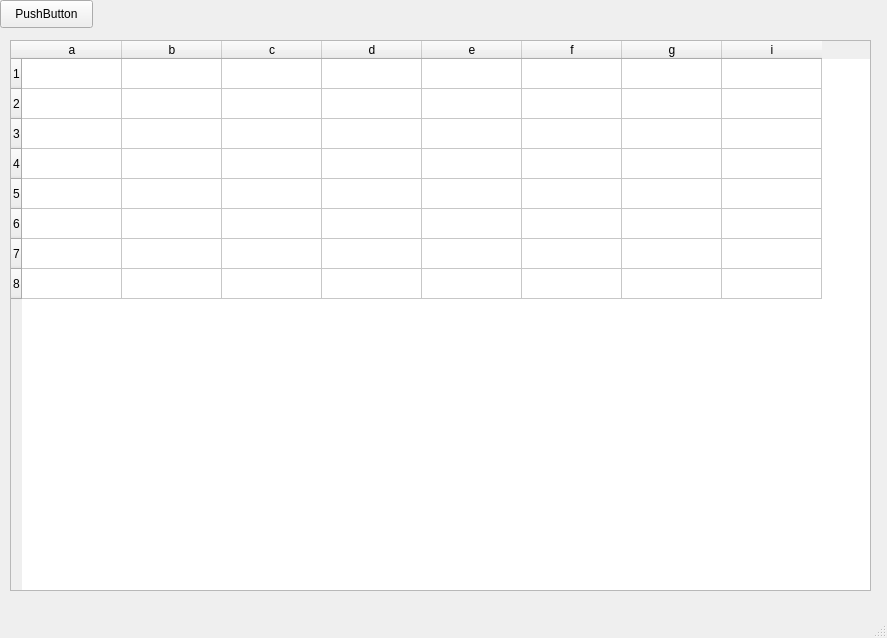
Before: the Qt Designer form mainwindow.ui in JakubRajcok/AI_chess, drawn with Qt 5.
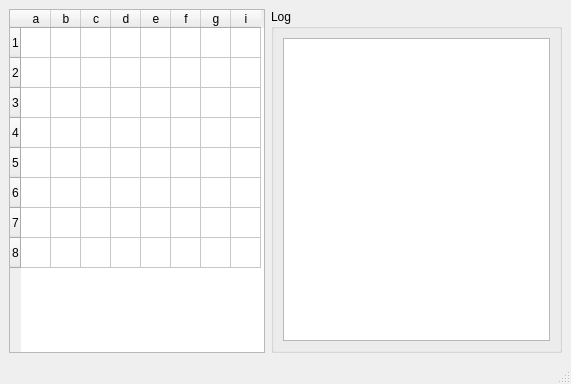
After: the same form once the commit is applied.

```diff
--- a/mainwindow.ui
+++ b/mainwindow.ui
@@ -6,42 +6,40 @@
    <rect>
     <x>0</x>
     <y>0</y>
-    <width>887</width>
-    <height>638</height>
+    <width>571</width>
+    <height>384</height>
    </rect>
   </property>
   <property name="windowTitle">
    <string>MainWindow</string>
   </property>
   <widget class="QWidget" name="centralwidget">
-   <widget class="QPushButton" name="pushButton_2">
-    <property name="geometry">
-     <rect>
-      <x>0</x>
-      <y>0</y>
-      <width>93</width>
-      <height>28</height>
-     </rect>
-    </property>
-    <property name="text">
-     <string>PushButton</string>
-    </property>
-   </widget>
+   <layout class="QVBoxLayout" name="verticalLayout_2">
+    <item>
+     <layout class="QHBoxLayout" name="horizontalLayout">
+      <item>
    <widget class="QTableWidget" name="tableWidget">
-    <property name="geometry">
-     <rect>
-      <x>10</x>
-      <y>40</y>
-      <width>861</width>
-      <height>551</height>
-     </rect>
-    </property>
     <property name="sizePolicy">
-     <sizepolicy hsizetype="Fixed" vsizetype="Fixed">
+         <sizepolicy hsizetype="Preferred" vsizetype="MinimumExpanding">
       <horstretch>0</horstretch>
       <verstretch>0</verstretch>
      </sizepolicy>
     </property>
+        <attribute name="horizontalHeaderMinimumSectionSize">
+         <number>30</number>
+        </attribute>
+        <attribute name="horizontalHeaderDefaultSectionSize">
+         <number>30</number>
+        </attribute>
+        <attribute name="horizontalHeaderStretchLastSection">
+         <bool>false</bool>
+        </attribute>
+        <attribute name="verticalHeaderMinimumSectionSize">
+         <number>30</number>
+        </attribute>
+        <attribute name="verticalHeaderStretchLastSection">
+         <bool>false</bool>
+        </attribute>
     <row>
      <property name="text">
       <string>1</string>
@@ -123,6 +121,22 @@
      </property>
     </column>
    </widget>
+      </item>
+      <item>
+       <widget class="QGroupBox" name="groupBox">
+        <property name="title">
+         <string>Log</string>
+        </property>
+        <layout class="QVBoxLayout" name="verticalLayout">
+         <item>
+          <widget class="QTextEdit" name="log"/>
+         </item>
+        </layout>
+       </widget>
+      </item>
+     </layout>
+    </item>
+   </layout>
   </widget>
   <widget class="QMenuBar" name="menubar">
    <property name="geometry">
```
Left out of the diff: 2 changed lines with no effect on the pictures. Lines whose indentation alone changed are shown as unchanged.
